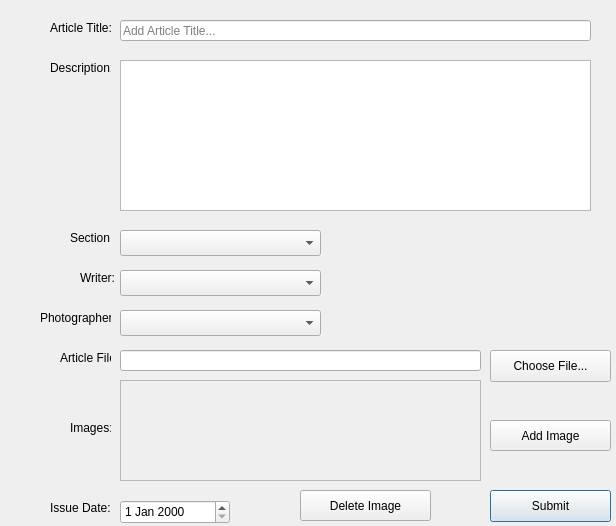
The window that LAWRENTIAN/LuD/newarticleworkspacewindow.ui (pyridine/LAWRENTIAN) describes before a commit, drawn with Qt 5.
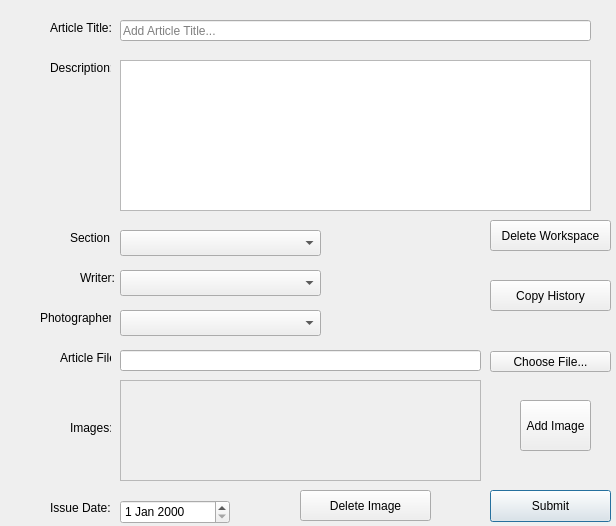
The same window after the commit.

Commit message: Copy History Skeleton

Patch:
```diff
--- a/LAWRENTIAN/LuD/newarticleworkspacewindow.ui
+++ b/LAWRENTIAN/LuD/newarticleworkspacewindow.ui
@@ -148,9 +148,9 @@
    <property name="geometry">
     <rect>
      <x>490</x>
-     <y>350</y>
+     <y>351</y>
      <width>121</width>
-     <height>32</height>
+     <height>21</height>
     </rect>
    </property>
    <property name="text">
@@ -209,10 +209,10 @@
   <widget class="QPushButton" name="addImage_pushButton">
    <property name="geometry">
     <rect>
-     <x>490</x>
-     <y>420</y>
-     <width>121</width>
-     <height>31</height>
+     <x>520</x>
+     <y>400</y>
+     <width>71</width>
+     <height>51</height>
     </rect>
    </property>
    <property name="text">
@@ -268,6 +268,32 @@
     <string>Delete Image</string>
    </property>
   </widget>
+  <widget class="QPushButton" name="deleteAWS_pushButton">
+   <property name="geometry">
+    <rect>
+     <x>490</x>
+     <y>220</y>
+     <width>121</width>
+     <height>31</height>
+    </rect>
+   </property>
+   <property name="text">
+    <string>Delete Workspace</string>
+   </property>
+  </widget>
+  <widget class="QPushButton" name="copyHistory_pushButton">
+   <property name="geometry">
+    <rect>
+     <x>490</x>
+     <y>280</y>
+     <width>121</width>
+     <height>31</height>
+    </rect>
+   </property>
+   <property name="text">
+    <string>Copy History</string>
+   </property>
+  </widget>
  </widget>
  <resources/>
  <connections/>
```
The commit also changes 5 other files.
